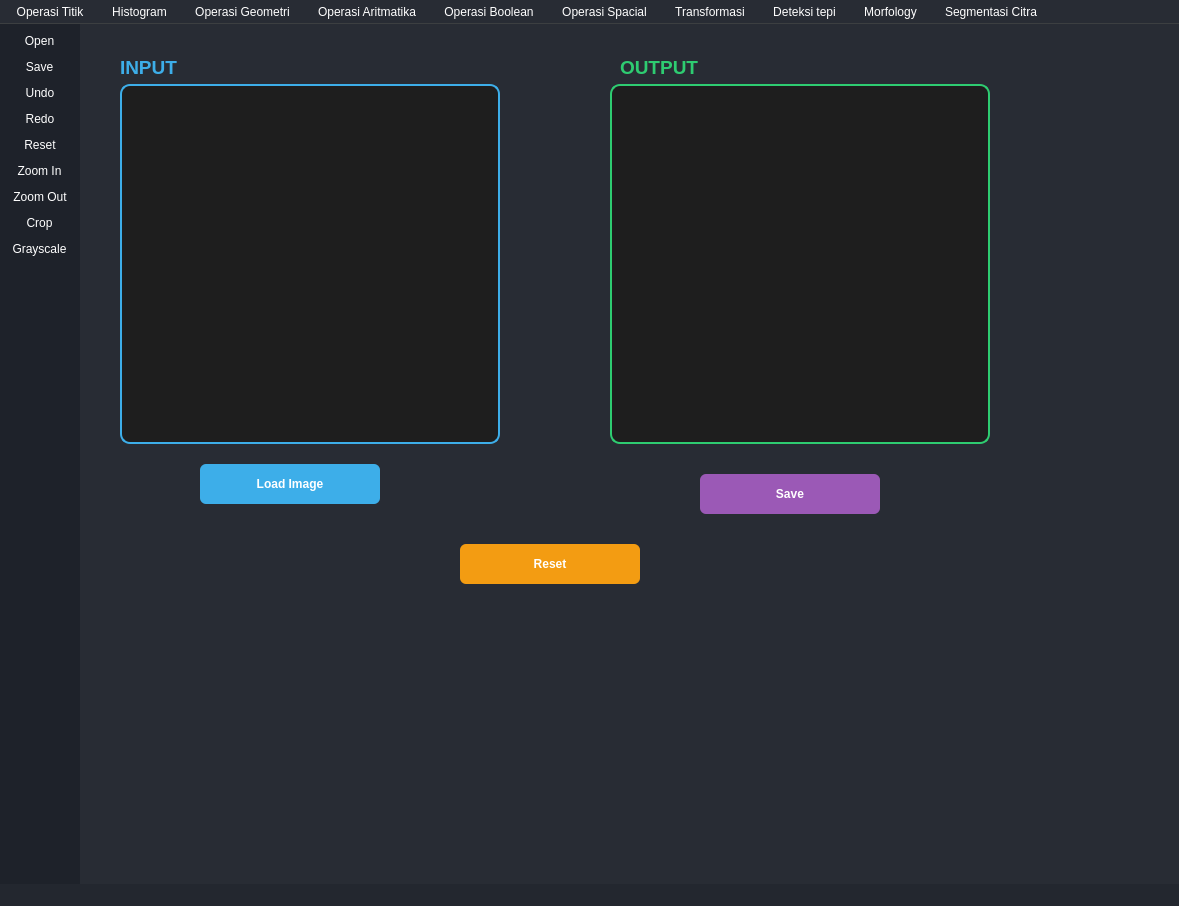
FelixStillLearning/PCD-Project_UAS_RestoraPix, file gui/Gui.ui: the form before one commit.
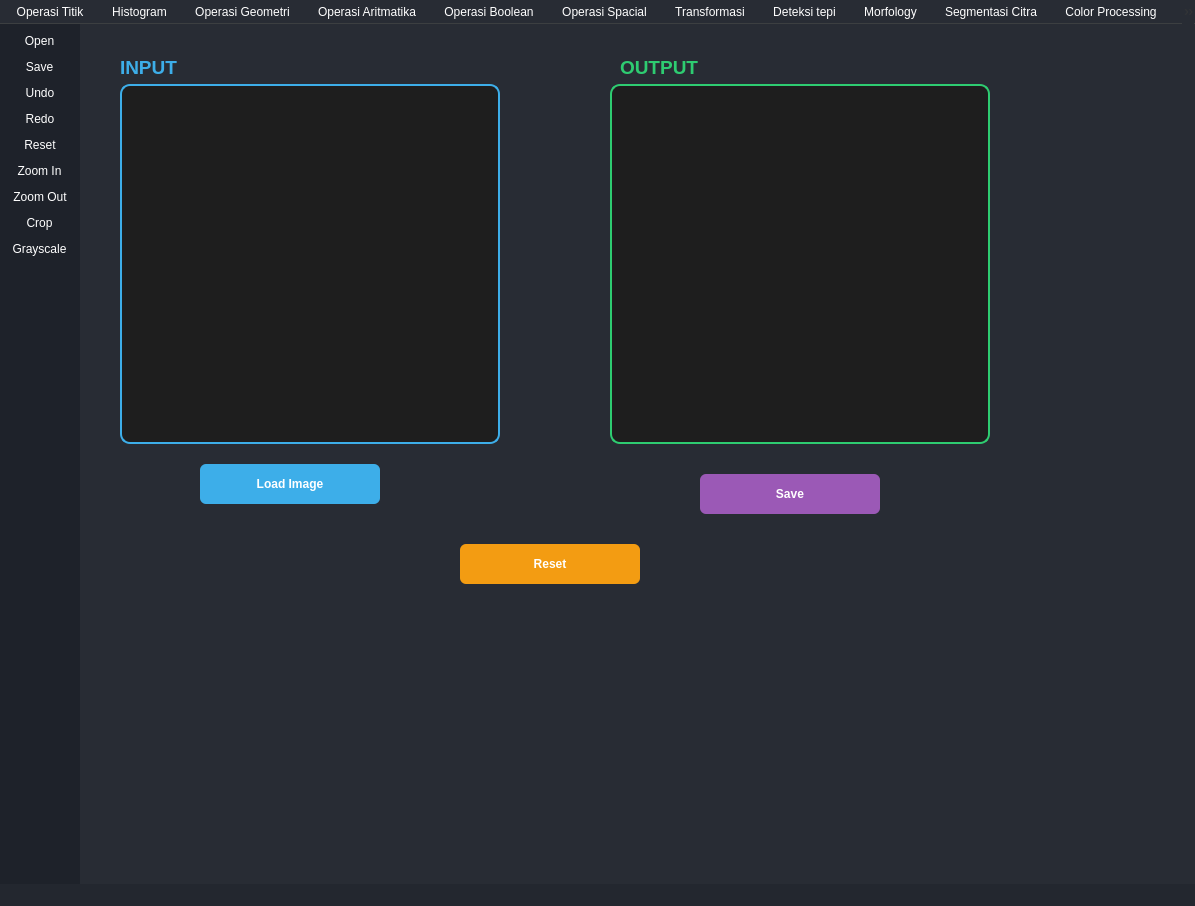
The form after the commit. Icons and pictures are not drawn.

The edit to the form file:
```diff
--- a/gui/Gui.ui
+++ b/gui/Gui.ui
@@ -6,7 +6,7 @@
    <rect>
     <x>0</x>
     <y>0</y>
-    <width>1179</width>
+    <width>1195</width>
     <height>906</height>
    </rect>
   </property>
@@ -212,7 +212,7 @@
     <rect>
      <x>0</x>
      <y>0</y>
-     <width>1179</width>
+     <width>1195</width>
      <height>26</height>
     </rect>
    </property>
@@ -628,6 +628,19 @@
     <addaction name="menuH2_Local_Adaptive_otsu_Thresholding"/>
     <addaction name="actionContour"/>
    </widget>
+   <widget class="QMenu" name="menuColor_Processing">
+    <property name="title">
+     <string>Color Processing</string>
+    </property>
+   </widget>
+   <widget class="QMenu" name="menuDeteksi_Objek">
+    <property name="title">
+     <string>Deteksi Objek</string>
+    </property>
+    <addaction name="actionDeteksi_Objek_Gambar"/>
+    <addaction name="actionDeteksi_Objek_Video"/>
+    <addaction name="actionDeteksi_Objek_Camera"/>
+   </widget>
    <addaction name="menuImageProcessing"/>
    <addaction name="menuHistogram"/>
    <addaction name="menuOperasi_Geometri"/>
@@ -638,6 +651,8 @@
    <addaction name="menufile_deteksi"/>
    <addaction name="menuMorfology"/>
    <addaction name="menuSegmentasi_Citra"/>
+   <addaction name="menuColor_Processing"/>
+   <addaction name="menuDeteksi_Objek"/>
   </widget>
   <widget class="QStatusBar" name="statusbar">
    <property name="styleSheet">
```
Left out of the diff: 15 changed lines with no effect on the pictures.
